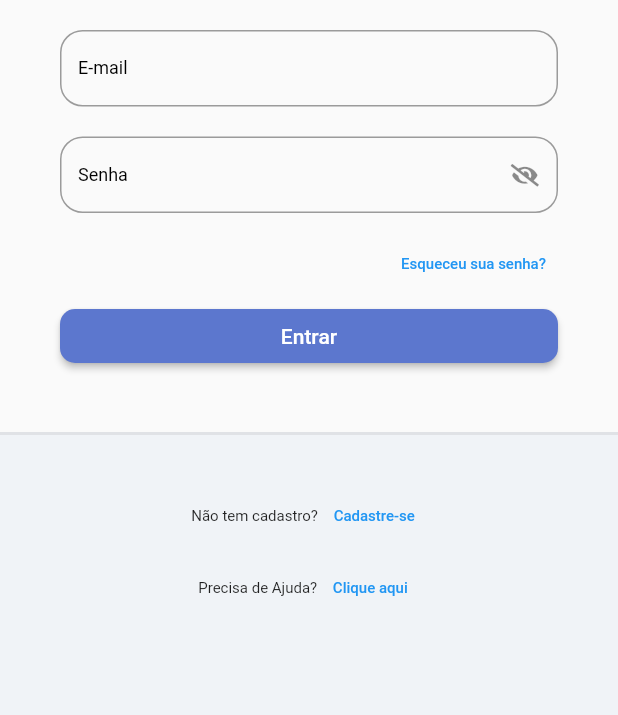
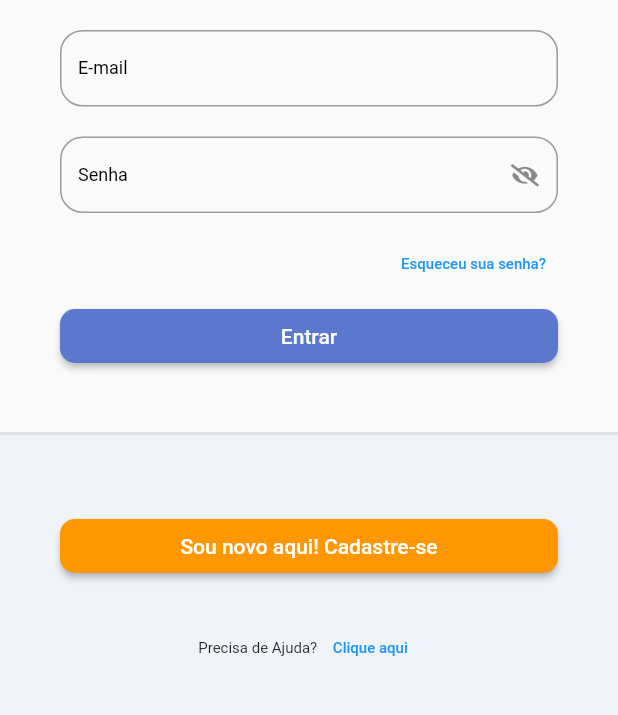
Before and after one commit to williamsestito/ProjetoMobile_Academy, a Flutter app: the screen it shows after launch, on a phone screen of 412 x 824 dp, the part 420-1135 px from its top. Run offline on Flutter 3.47's test engine with Material 2 defaults, Android fonts, the phone set to English and light mode, and no system bars; our stand-ins replace flutter_signin_button, google_fonts, sqflite, synchronized; accounts and stored records are empty; Roboto replaces fonts that are missing (Mandali).

Commit message:
feat: ajuste tela de cadastro

```diff
--- a/lib/app/modules/auth/auth_module.dart
+++ b/lib/app/modules/auth/auth_module.dart
@@ -4,6 +4,8 @@ import 'package:path/path.dart';
 import 'package:provider/provider.dart';
 import 'package:todo_list_provider/app/modules/auth/login/login_controller.dart';
 import 'package:todo_list_provider/app/modules/auth/login/login_page.dart';
+import 'package:todo_list_provider/app/modules/auth/register/register_controller.dart';
+import 'package:todo_list_provider/app/modules/auth/register/register_page.dart';
 import 'package:todo_list_provider/app/modules/todo_list_module.dart';
 
 class AuthModule extends TodoListModule{
@@ -12,9 +14,13 @@ class AuthModule extends TodoListModule{
       ChangeNotifierProvider(
         create: (_) =>LoginController(),
         ),
+       ChangeNotifierProvider(
+        create: (_) =>RegisterController(),
+        ),
     ],
     routers: {
       '/login' : (context) => LoginPage(),
+      '/register' : (context) => RegisterPage(),
     }
     );
 
--- a/lib/app/modules/auth/login/login_page.dart
+++ b/lib/app/modules/auth/login/login_page.dart
@@ -89,21 +89,26 @@ class LoginPage extends StatelessWidget {
                                 children: [
                                   const SizedBox(height: 30,),
 
-                                  Row(
-                                    mainAxisAlignment: MainAxisAlignment.center,
-                                    children: [
-                                      const Text('Não tem cadastro? ',
-                                       style: TextStyle(
-                                          fontSize: 10,
-                                        ),),
-                                      TextButton(onPressed: (){},
-                                      child: const Text('Cadastre-se',
-                                       style: TextStyle(
-                                          fontSize: 10,
-                                        ),),
-                                      ),
-                                    ],
+                            Container(
+                              width: double.infinity, // This makes the container expand to the full available width
+                              padding: const EdgeInsets.symmetric(vertical: 20, horizontal: 40),
+                              child: ElevatedButton(
+                                onPressed: () {
+                                  Navigator.of(context).pushNamed('/register');
+                                },
+                                child: Padding(
+                                  padding: EdgeInsets.all(5.0),
+                                  child: const Text('Sou novo aqui! Cadastre-se'),
+                                ),
+                                style: ElevatedButton.styleFrom(
+                                  primary: Colors.orange, // Set the background color to red
+                                  shape: RoundedRectangleBorder(
+                                    borderRadius: BorderRadius.circular(10),
                                   ),
+                                ),
+                              ),
+                            ),
+
                                           Row(
                                     mainAxisAlignment: MainAxisAlignment.center,
                                     children: [
--- /dev/null
+++ b/lib/app/modules/auth/register/register_controller.dart
@@ -0,0 +1,5 @@
+import 'package:flutter/material.dart';
+
+class RegisterController extends ChangeNotifier {
+
+}
```
Also changed, not shown: lib/app/modules/auth/register/register_page.dart (added, +83 -0 lines).
